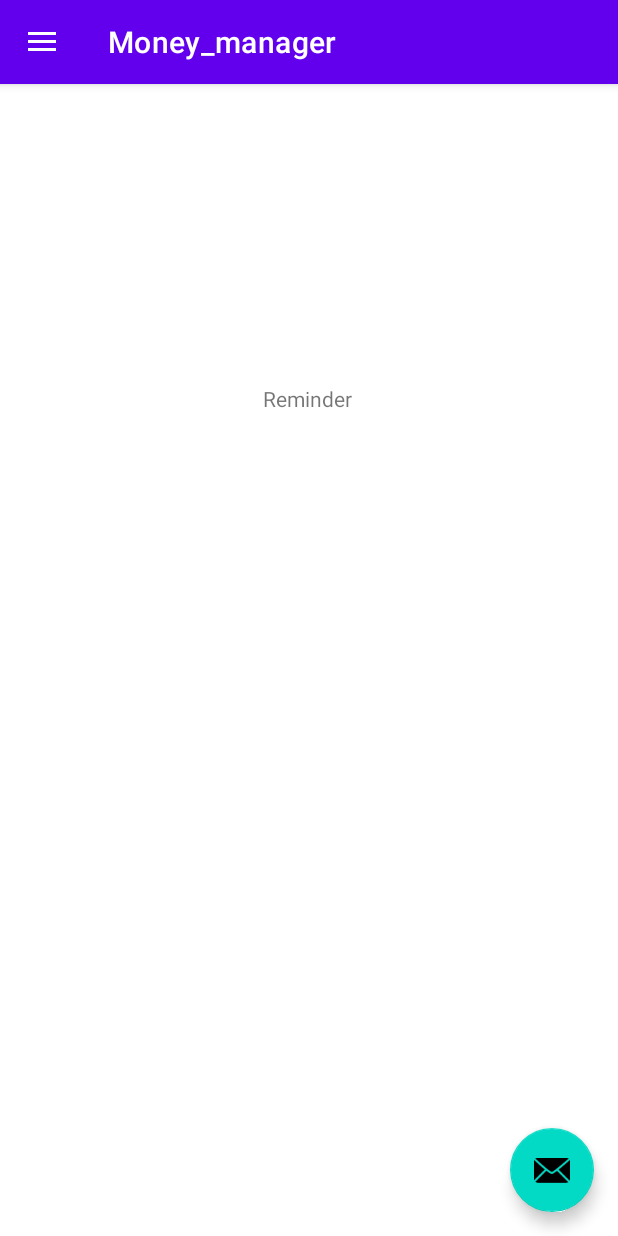
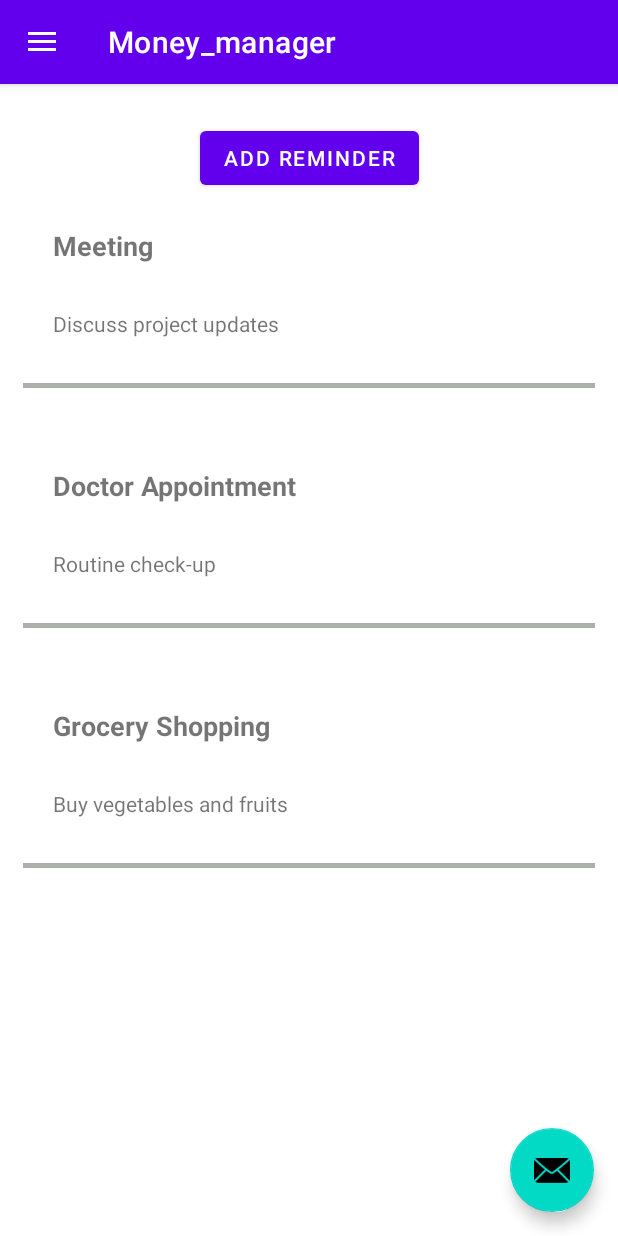
Before and after one commit to PhamTuanDuongs/money_manager, an Android app: the screen it shows after launch (MainActivity), in the side drawer, after a tap on "Reminder", on a phone screen of 412 x 824 dp. Run offline under Robolectric (Android 15) with nearby library versions, the phone set to English and light mode, and no system bars.

Commit message:
createList

```diff
--- a/app/build.gradle.kts
+++ b/app/build.gradle.kts
@@ -43,6 +43,7 @@ dependencies {
     implementation(libs.lifecycle.viewmodel.ktx)
     implementation(libs.navigation.fragment)
     implementation(libs.navigation.ui)
+    implementation(libs.activity)
     testImplementation(libs.junit)
     androidTestImplementation(libs.ext.junit)
     androidTestImplementation(libs.espresso.core)
--- a/app/src/main/java/com/example/money_manager/MainActivity.java
+++ b/app/src/main/java/com/example/money_manager/MainActivity.java
@@ -14,6 +14,7 @@ import androidx.fragment.app.Fragment;
 import com.example.money_manager.R;
 import com.example.money_manager.ui.CreateReminderFragment;
 import com.example.money_manager.ui.HomeFragment;
+import com.example.money_manager.ui.ListReminderFragment;
 import com.google.android.material.navigation.NavigationView;
 
 public class MainActivity extends AppCompatActivity implements NavigationView.OnNavigationItemSelectedListener {
@@ -50,7 +51,7 @@ public class MainActivity extends AppCompatActivity implements NavigationView.On
         if (id == R.id.nav_home) {
             selectedFragment = new HomeFragment();
         } else if (id == R.id.nav_reminder) {
-            selectedFragment = new CreateReminderFragment();
+            selectedFragment = new ListReminderFragment();
         }
 
         if (selectedFragment != null) {
--- /dev/null
+++ b/app/src/main/java/com/example/money_manager/Models/Reminder.java
@@ -0,0 +1,19 @@
+package com.example.money_manager.Models;
+
+public class Reminder {
+    private String title;
+    private String description;
+
+    public Reminder(String title, String description) {
+        this.title = title;
+        this.description = description;
+    }
+
+    public String getTitle() {
+        return title;
+    }
+
+    public String getDescription() {
+        return description;
+    }
+}
--- /dev/null
+++ b/app/src/main/java/com/example/money_manager/ui/ListReminderFragment.java
@@ -0,0 +1,93 @@
+package com.example.money_manager.ui;
+
+import android.os.Bundle;
+
+import androidx.fragment.app.Fragment;
+import androidx.fragment.app.FragmentTransaction;
+import androidx.recyclerview.widget.LinearLayoutManager;
+import androidx.recyclerview.widget.RecyclerView;
+
+import android.view.LayoutInflater;
+import android.view.View;
+import android.view.ViewGroup;
+import android.widget.Button;
+
+import com.example.money_manager.Models.Reminder;
+import com.example.money_manager.R;
+
+import java.util.ArrayList;
+import java.util.List;
+
+/**
+ * A simple {@link Fragment} subclass.
+ * Use the {@link ListReminderFragment#newInstance} factory method to
+ * create an instance of this fragment.
+ */
+public class ListReminderFragment extends Fragment {
+
+    // TODO: Rename parameter arguments, choose names that match
+    // the fragment initialization parameters, e.g. ARG_ITEM_NUMBER
+    private static final String ARG_PARAM1 = "param1";
+    private static final String ARG_PARAM2 = "param2";
+
+    // TODO: Rename and change types of parameters
+    private String mParam1;
+    private String mParam2;
+
+    public ListReminderFragment() {
+        // Required empty public constructor
+    }
+
+    public static ListReminderFragment newInstance(String param1, String param2) {
+        ListReminderFragment fragment = new ListReminderFragment();
+        Bundle args = new Bundle();
+        args.putString(ARG_PARAM1, param1);
+        args.putString(ARG_PARAM2, param2);
+        fragment.setArguments(args);
+        return fragment;
+    }
+
+    @Override
+    public void onCreate(Bundle savedInstanceState) {
+        super.onCreate(savedInstanceState);
+        if (getArguments() != null) {
+            mParam1 = getArguments().getString(ARG_PARAM1);
+            mParam2 = getArguments().getString(ARG_PARAM2);
+        }
+    }
+
+    @Override
+    public View onCreateView(LayoutInflater inflater, ViewGroup container,
+                             Bundle savedInstanceState) {
+        View view = inflater.inflate(R.layout.fragment_list_reminder, container, false);
+
+        // Initialize RecyclerView
+        RecyclerView recyclerView = view.findViewById(R.id.recycler_view_reminders);
+        recyclerView.setLayoutManager(new LinearLayoutManager(getContext()));
+
+        // Sample data for testing
+        List<Reminder> reminders = new ArrayList<>();
+        reminders.add(new Reminder("Meeting", "Discuss project updates"));
+        reminders.add(new Reminder("Doctor Appointment", "Routine check-up"));
+        reminders.add(new Reminder("Grocery Shopping", "Buy vegetables and fruits"));
+
+        // Set adapter
+        ReminderAdapter adapter = new ReminderAdapter(reminders);
+        recyclerView.setAdapter(adapter);
+
+        Button addReminderButton = view.findViewById(R.id.btnAddReminder);
+        addReminderButton.setOnClickListener(new View.OnClickListener() {
+            @Override
+            public void onClick(View v) {
+                // Navigate to CreateReminderFragment
+                Fragment createReminderFragment = new CreateReminderFragment();
+                FragmentTransaction transaction = getFragmentManager().beginTransaction();
+                transaction.replace(R.id.nav_host_fragment_content_main, createReminderFragment);
+                transaction.addToBackStack(null);
+                transaction.commit();
+            }
+        });
+
+        return view;
+    }
+}
--- /dev/null
+++ b/app/src/main/java/com/example/money_manager/ui/ReminderAdapter.java
@@ -0,0 +1,52 @@
+package com.example.money_manager.ui;
+
+import android.view.LayoutInflater;
+import android.view.View;
+import android.view.ViewGroup;
+import android.widget.TextView;
+
+import androidx.annotation.NonNull;
+import androidx.recyclerview.widget.RecyclerView;
+import com.example.money_manager.Models.Reminder;
+import com.example.money_manager.R;
+
+import java.util.List;
+public class ReminderAdapter extends RecyclerView.Adapter<ReminderAdapter.ReminderViewHolder> {
+
+    private List<Reminder> reminderList;
+
+    public ReminderAdapter(List<Reminder> reminderList) {
+        this.reminderList = reminderList;
+    }
+
+    @NonNull
+    @Override
+    public ReminderAdapter.ReminderViewHolder onCreateViewHolder(@NonNull ViewGroup parent, int viewType) {
+        View view = LayoutInflater.from(parent.getContext()).inflate(R.layout.item_reminder, parent, false);
+        return new ReminderViewHolder(view);
+    }
+
+    @Override
+    public void onBindViewHolder(@NonNull ReminderAdapter.ReminderViewHolder holder, int position) {
+        Reminder reminder = reminderList.get(position);
+        holder.titleTextView.setText(reminder.getTitle());
+        holder.descriptionTextView.setText(reminder.getDescription());
+    }
+
+    @Override
+    public int getItemCount() {
+        return reminderList.size();
+    }
+
+    static class ReminderViewHolder extends RecyclerView.ViewHolder {
+
+        TextView titleTextView;
+        TextView descriptionTextView;
+
+        public ReminderViewHolder(@NonNull View itemView) {
+            super(itemView);
+            titleTextView = itemView.findViewById(R.id.reminder_title);
+            descriptionTextView = itemView.findViewById(R.id.reminder_description);
+        }
+    }
+}
--- /dev/null
+++ b/app/src/main/res/layout/fragment_list_reminder.xml
@@ -0,0 +1,32 @@
+<?xml version="1.0" encoding="utf-8"?>
+<androidx.constraintlayout.widget.ConstraintLayout xmlns:android="http://schemas.android.com/apk/res/android"
+    xmlns:app="http://schemas.android.com/apk/res-auto"
+    xmlns:tools="http://schemas.android.com/tools"
+    android:id="@+id/linearLayout"
+    android:layout_width="match_parent"
+    android:layout_height="match_parent"
+    tools:context=".ui.ListReminderFragment">
+
+
+    <Button
+        android:id="@+id/btnAddReminder"
+        android:layout_width="wrap_content"
+        android:layout_height="wrap_content"
+        android:layout_marginTop="25dp"
+        android:text="Add Reminder"
+        app:layout_constraintEnd_toEndOf="parent"
+        app:layout_constraintHorizontal_bias="0.5"
+        app:layout_constraintStart_toStartOf="parent"
+        app:layout_constraintTop_toTopOf="parent" />
+
+    <androidx.recyclerview.widget.RecyclerView
+        android:id="@+id/recycler_view_reminders"
+        android:layout_width="0dp"
+        android:layout_height="match_parent"
+        android:layout_marginTop="50dp"
+        app:layout_constraintEnd_toEndOf="parent"
+        app:layout_constraintHorizontal_bias="0.0"
+        app:layout_constraintStart_toStartOf="parent"
+        app:layout_constraintTop_toBottomOf="@+id/btnAddReminder" />
+
+</androidx.constraintlayout.widget.ConstraintLayout>
--- /dev/null
+++ b/app/src/main/res/layout/item_reminder.xml
@@ -0,0 +1,36 @@
+<?xml version="1.0" encoding="utf-8"?>
+<LinearLayout xmlns:android="http://schemas.android.com/apk/res/android"
+    android:layout_width="match_parent"
+    android:layout_height="160dp"
+    android:orientation="vertical"
+    android:padding="5dp">
+
+    <TextView
+        android:id="@+id/reminder_title"
+        android:layout_width="wrap_content"
+        android:layout_height="wrap_content"
+        android:textSize="18sp"
+        android:textStyle="bold"
+        android:layout_marginStart="30dp"
+        android:layout_marginTop="40dp"
+        android:text="TextView"/>
+
+    <TextView
+        android:id="@+id/reminder_description"
+        android:layout_width="wrap_content"
+        android:layout_height="wrap_content"
+        android:layout_marginStart="30dp"
+        android:layout_marginTop="30dp"
+        android:textSize="14sp"
+        android:text="TextView"/>
+
+    <ImageView
+        android:id="@+id/imageView3"
+        android:layout_width="match_parent"
+        android:layout_height="3dp"
+        android:layout_marginStart="10dp"
+        android:layout_marginEnd="10dp"
+        android:layout_marginTop="30dp"
+        android:background="#adafac"/>
+
+</LinearLayout>
--- a/app/src/main/res/values/strings.xml
+++ b/app/src/main/res/values/strings.xml
@@ -9,4 +9,6 @@
 
     <string name="reminder">Reminder</string>
     <string name="menu_home">Home</string>
+    <!-- TODO: Remove or change this placeholder text -->
+    <string name="hello_blank_fragment">Hello blank fragment</string>
 </resources>
--- a/gradle/libs.versions.toml
+++ b/gradle/libs.versions.toml
@@ -10,6 +10,7 @@ lifecycleLivedataKtx = "2.8.1"
 lifecycleViewmodelKtx = "2.8.1"
 navigationFragment = "2.7.7"
 navigationUi = "2.7.7"
+activity = "1.9.0"
 
 [libraries]
 junit = { group = "junit", name = "junit", version.ref = "junit" }
@@ -22,6 +23,7 @@ lifecycle-livedata-ktx = { group = "androidx.lifecycle", name = "lifecycle-lived
 lifecycle-viewmodel-ktx = { group = "androidx.lifecycle", name = "lifecycle-viewmodel-ktx", version.ref = "lifecycleViewmodelKtx" }
 navigation-fragment = { group = "androidx.navigation", name = "navigation-fragment", version.ref = "navigationFragment" }
 navigation-ui = { group = "androidx.navigation", name = "navigation-ui", version.ref = "navigationUi" }
+activity = { group = "androidx.activity", name = "activity", version.ref = "activity" }
 
 [plugins]
 android-application = { id = "com.android.application", version.ref = "agp" }
```
